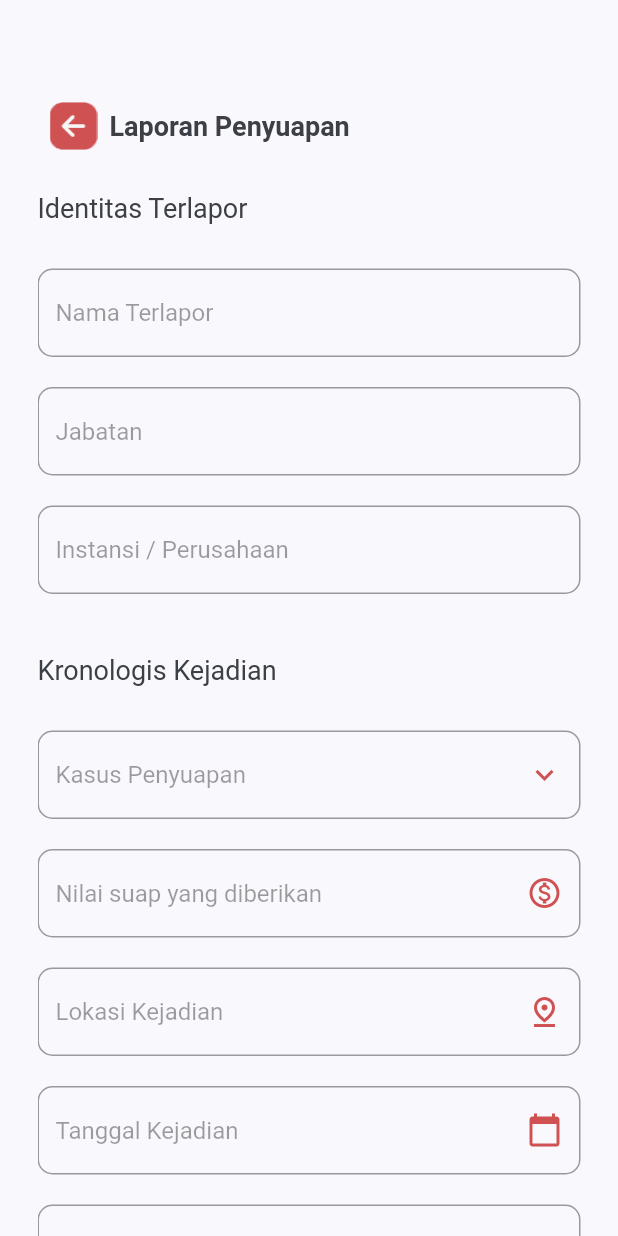
After one commit to arkariz/ayo-beraksi-mobile, a Flutter app: the HomeScreen screen opened directly, after a tap on "Penyuapan", on a phone screen of 412 x 824 dp. The commit adds this screen. Run offline on Flutter 3.47's test engine with Material 2 defaults, Android fonts, the phone set to English and light mode, and no system bars; our stand-ins replace fluttertoast, pin_code_fields.

Commit message:
add penyuapan form

```diff
--- a/ayo_beraksi_flutter/lib/common/custom_text_field.dart
+++ b/ayo_beraksi_flutter/lib/common/custom_text_field.dart
@@ -7,19 +7,23 @@ class CustomTextField extends StatefulWidget {
     required this.controller,
     required this.node,
     required this.size,
-    required this.icon,
+    this.icon,
     required this.label,
     required this.type,
     this.initialValue,
+    this.maxLines,
+    this.suffixIcon,
   }) : super(key: key);
 
   final TextEditingController controller;
   final FocusNode node;
   final Size size;
-  final IconData icon;
+  final Icon? icon;
+  final Icon? suffixIcon;
   final String label;
   final TextInputType type;
   String? initialValue;
+  final int? maxLines;
 
   @override
   _CustomTextFieldState createState() => _CustomTextFieldState();
@@ -33,6 +37,7 @@ class _CustomTextFieldState extends State<CustomTextField> {
       child: SizedBox(
         width: widget.size.width,
         child: TextFormField(
+          maxLines: widget.maxLines,
           initialValue: widget.initialValue ?? null,
           keyboardType: widget.type,
           focusNode: widget.node,
@@ -44,10 +49,13 @@ class _CustomTextFieldState extends State<CustomTextField> {
             return null;
           },
           decoration: InputDecoration(
-            prefixIcon: Icon(widget.icon),
+            alignLabelWithHint: true,
+            prefixIcon: widget.icon,
             labelStyle: const TextStyle(color: Colors.black38),
             labelText: widget.label,
-            border: OutlineInputBorder(borderRadius: BorderRadius.circular(10)),
+            suffixIcon: widget.suffixIcon,
+            border: OutlineInputBorder(
+                borderRadius: BorderRadius.circular(10), borderSide: const BorderSide(color: Colors.black26)),
           ),
           textInputAction: TextInputAction.done,
         ),
--- a/ayo_beraksi_flutter/lib/screens/home/pages/main_menu/components/menu.dart
+++ b/ayo_beraksi_flutter/lib/screens/home/pages/main_menu/components/menu.dart
@@ -1,4 +1,5 @@
 import 'package:ayo_beraksi_flutter/constants.dart';
+import 'package:ayo_beraksi_flutter/screens/home/pages/main_menu/forms/penyuapan/penyuapan_form.dart';
 import 'package:flutter/material.dart';
 
 class Menu extends StatelessWidget {
@@ -11,35 +12,41 @@ class Menu extends StatelessWidget {
         crossAxisCount: 2,
         mainAxisSpacing: kDefaultPadding,
         crossAxisSpacing: kDefaultPadding,
-        children: const <Widget>[
+        children: <Widget>[
           MenuCard(
             primaryColor: kRedPrimaryColor,
             secondaryColor: kRedSecondaryColor,
             title: "Penyuapan",
             icon: "assets/icons/bribe.png",
+            onPressed: () {
+              Navigator.push(
+                context,
+                MaterialPageRoute(builder: (context) => PenyuapanForm()),
+              );
+            },
           ),
-          MenuCard(
+          const MenuCard(
             primaryColor: kPurplePrimaryColor,
             secondaryColor: kPurpleSecondaryColor,
             title: "Pengaduan",
             icon: "assets/icons/web-chat.png",
           ),
-          MenuCard(
+          const MenuCard(
               primaryColor: kYellowPrimary,
               secondaryColor: kYellowSecondary,
               title: "Gratifikasi",
               icon: "assets/icons/money.png"),
-          MenuCard(
+          const MenuCard(
               primaryColor: kGreenPrimary,
               secondaryColor: kGreenSecondary,
               title: "Umpan Balik",
               icon: "assets/icons/umpan-balik.png"),
-          MenuCard(
+          const MenuCard(
               primaryColor: kBluePrimary,
               secondaryColor: kBlueSecondary,
               title: "Manajemen",
               icon: "assets/icons/manajemen.png"),
-          MenuCard(
+          const MenuCard(
               primaryColor: kOrangePrimary,
               secondaryColor: kOrangeSecondary,
               title: "Bantuan",
@@ -52,24 +59,29 @@ class Menu extends StatelessWidget {
 
 class MenuCard extends StatefulWidget {
   const MenuCard(
-      {Key? key, required this.primaryColor, required this.secondaryColor, required this.title, required this.icon})
+      {Key? key,
+      required this.primaryColor,
+      required this.secondaryColor,
+      required this.title,
+      required this.icon,
+      this.onPressed})
       : super(key: key);
 
   final Color primaryColor;
   final Color secondaryColor;
   final String title;
   final String icon;
+  final VoidCallback? onPressed;
 
   @override
   State<MenuCard> createState() => _MenuCardState();
 }
 
 class _MenuCardState extends State<MenuCard> {
-  bool isChanged = false;
   @override
   Widget build(BuildContext context) {
     return GestureDetector(
-        onTapDown: (details) => setState(() => isChanged = !isChanged),
+        onTap: widget.onPressed,
         child: ClipRRect(
           borderRadius: BorderRadius.circular(20),
           child: Container(
--- /dev/null
+++ b/ayo_beraksi_flutter/lib/screens/home/pages/main_menu/forms/penyuapan/components/agreement.dart
@@ -0,0 +1,35 @@
+import 'package:ayo_beraksi_flutter/constants.dart';
+import 'package:flutter/material.dart';
+
+class Agreement extends StatefulWidget {
+  const Agreement({Key? key, required this.size}) : super(key: key);
+
+  final Size size;
+
+  @override
+  _AgreementState createState() => _AgreementState();
+}
+
+class _AgreementState extends State<Agreement> {
+  bool isChecked = false;
+
+  @override
+  Widget build(BuildContext context) {
+    return Row(
+      crossAxisAlignment: CrossAxisAlignment.start,
+      children: [
+        Checkbox(
+            checkColor: Colors.white,
+            fillColor: MaterialStateProperty.all(kPrimaryColor),
+            value: isChecked,
+            onChanged: (bool? value) => setState(() => isChecked = value!)),
+        const Flexible(
+          child: Text(
+            "dengan ini saya menyatakan bahwa data yang saya laporkan adalah benar dan dapat saya pertanggungjawabkan kebenarannya",
+            style: TextStyle(fontSize: 12),
+          ),
+        )
+      ],
+    );
+  }
+}
--- /dev/null
+++ b/ayo_beraksi_flutter/lib/screens/home/pages/main_menu/forms/penyuapan/components/back_button.dart
@@ -0,0 +1,23 @@
+import 'package:flutter/material.dart';
+
+class CustomBackButton extends StatelessWidget {
+  const CustomBackButton({Key? key}) : super(key: key);
+
+  @override
+  Widget build(BuildContext context) {
+    return Row(
+      children: [
+        IconButton(
+          onPressed: () {
+            Navigator.pop(context);
+          },
+          icon: Image.asset("assets/icons/back_button.png"),
+        ),
+        Text(
+          "Laporan Penyuapan",
+          style: TextStyle(fontWeight: FontWeight.bold, fontSize: 18),
+        )
+      ],
+    );
+  }
+}
--- /dev/null
+++ b/ayo_beraksi_flutter/lib/screens/home/pages/main_menu/forms/penyuapan/components/first_section.dart
@@ -0,0 +1,54 @@
+import 'package:ayo_beraksi_flutter/common/custom_text_field.dart';
+import 'package:ayo_beraksi_flutter/constants.dart';
+import 'package:flutter/material.dart';
+
+class FirstSection extends StatelessWidget {
+  FirstSection({
+    Key? key,
+    required this.size,
+  }) : super(key: key);
+
+  final Size size;
+
+  final namaController = TextEditingController();
+  final FocusNode namaNode = FocusNode();
+
+  final jabatanController = TextEditingController();
+  final FocusNode jabatanNode = FocusNode();
+
+  final instansiController = TextEditingController();
+  final FocusNode instansiNode = FocusNode();
+
+  @override
+  Widget build(BuildContext context) {
+    return Container(
+      padding: const EdgeInsets.only(top: kDefaultPadding),
+      child: Column(
+        crossAxisAlignment: CrossAxisAlignment.start,
+        children: [
+          const Text(
+            "Identitas Terlapor",
+            style: TextStyle(fontSize: 18),
+          ),
+          Padding(
+            padding: const EdgeInsets.only(top: kDefaultPadding * 1.5),
+            child: CustomTextField(
+                controller: namaController,
+                node: namaNode,
+                size: size,
+                label: "Nama Terlapor",
+                type: TextInputType.text),
+          ),
+          CustomTextField(
+              controller: jabatanController, node: jabatanNode, size: size, label: "Jabatan", type: TextInputType.text),
+          CustomTextField(
+              controller: instansiController,
+              node: instansiNode,
+              size: size,
+              label: "Instansi / Perusahaan",
+              type: TextInputType.text)
+        ],
+      ),
+    );
+  }
+}
--- /dev/null
+++ b/ayo_beraksi_flutter/lib/screens/home/pages/main_menu/forms/penyuapan/components/second_section.dart
@@ -0,0 +1,98 @@
+import 'package:ayo_beraksi_flutter/common/custom_text_field.dart';
+import 'package:ayo_beraksi_flutter/constants.dart';
+import 'package:flutter/material.dart';
+
+class SecondSection extends StatelessWidget {
+  SecondSection({
+    Key? key,
+    required this.size,
+  }) : super(key: key);
+
+  final Size size;
+
+  final kasusController = TextEditingController();
+  final FocusNode kasusNode = FocusNode();
+
+  final nilaiController = TextEditingController();
+  final FocusNode nilaiNode = FocusNode();
+
+  final lokasiController = TextEditingController();
+  final FocusNode lokasiNode = FocusNode();
+
+  final tanggalController = TextEditingController();
+  final FocusNode tanggalNode = FocusNode();
+
+  final kronologiController = TextEditingController();
+  final FocusNode kronologiNode = FocusNode();
+
+  @override
+  Widget build(BuildContext context) {
+    return Container(
+      padding: const EdgeInsets.only(top: kDefaultPadding),
+      child: Column(
+        crossAxisAlignment: CrossAxisAlignment.start,
+        children: [
+          const Text(
+            "Kronologis Kejadian",
+            style: TextStyle(fontSize: 18),
+          ),
+          Padding(
+            padding: const EdgeInsets.only(top: kDefaultPadding * 1.5),
+            child: CustomTextField(
+              controller: kasusController,
+              node: kasusNode,
+              size: size,
+              label: "Kasus Penyuapan",
+              type: TextInputType.text,
+              suffixIcon: const Icon(
+                Icons.keyboard_arrow_down,
+                color: kPrimaryColor,
+              ),
+            ),
+          ),
+          CustomTextField(
+            controller: nilaiController,
+            node: nilaiNode,
+            size: size,
+            label: "Nilai suap yang diberikan",
+            type: TextInputType.text,
+            suffixIcon: const Icon(
+              Icons.monetization_on_outlined,
+              color: kPrimaryColor,
+            ),
+          ),
+          CustomTextField(
+            controller: lokasiController,
+            node: lokasiNode,
+            size: size,
+            label: "Lokasi Kejadian",
+            type: TextInputType.text,
+            suffixIcon: const Icon(
+              Icons.pin_drop_outlined,
+              color: kPrimaryColor,
+            ),
+          ),
+          CustomTextField(
+            controller: tanggalController,
+            node: tanggalNode,
+            size: size,
+            label: "Tanggal Kejadian",
+            type: TextInputType.text,
+            suffixIcon: const Icon(
+              Icons.calendar_today,
+              color: kPrimaryColor,
+            ),
+          ),
+          CustomTextField(
+            controller: kronologiController,
+            node: kronologiNode,
+            size: size,
+            label: "Kronologis Kejadian",
+            type: TextInputType.text,
+            maxLines: 8,
+          ),
+        ],
+      ),
+    );
+  }
+}
--- /dev/null
+++ b/ayo_beraksi_flutter/lib/screens/home/pages/main_menu/forms/penyuapan/penyuapan_form.dart
@@ -0,0 +1,55 @@
+import 'package:ayo_beraksi_flutter/constants.dart';
+import 'package:ayo_beraksi_flutter/screens/home/pages/main_menu/forms/penyuapan/components/agreement.dart';
+import 'package:ayo_beraksi_flutter/screens/home/pages/main_menu/forms/penyuapan/components/back_button.dart';
+import 'package:ayo_beraksi_flutter/screens/home/pages/main_menu/forms/penyuapan/components/first_section.dart';
+import 'package:ayo_beraksi_flutter/screens/home/pages/main_menu/forms/penyuapan/components/second_section.dart';
+import 'package:flutter/material.dart';
+
+class PenyuapanForm extends StatelessWidget {
+  PenyuapanForm({Key? key}) : super(key: key);
+
+  final formFieldKey = GlobalKey<FormState>();
+
+  @override
+  Widget build(BuildContext context) {
+    Size size = MediaQuery.of(context).size;
+    return Scaffold(
+      body: Container(
+        padding: const EdgeInsets.only(
+          left: kDefaultPadding + 5,
+          right: kDefaultPadding + 5,
+          top: kDefaultPadding * 3,
+        ),
+        child: SingleChildScrollView(
+          child: Form(
+            key: formFieldKey,
+            child: Column(
+              crossAxisAlignment: CrossAxisAlignment.start,
+              children: [
+                const CustomBackButton(),
+                FirstSection(
+                  size: size,
+                ),
+                SecondSection(size: size),
+                Agreement(
+                  size: size,
+                ),
+                Padding(
+                  padding: const EdgeInsets.only(top: kDefaultPadding, bottom: kDefaultPadding),
+                  child: SizedBox(
+                    width: size.width,
+                    height: 50,
+                    child: ElevatedButton(
+                      onPressed: () {},
+                      child: const Text("Kirim"),
+                    ),
+                  ),
+                )
+              ],
+            ),
+          ),
+        ),
+      ),
+    );
+  }
+}
--- a/ayo_beraksi_flutter/lib/screens/login/login.dart
+++ b/ayo_beraksi_flutter/lib/screens/login/login.dart
@@ -47,7 +47,7 @@ class Login extends StatelessWidget {
                       controller: tlpController,
                       node: tlpNode,
                       size: size,
-                      icon: Icons.phone_outlined,
+                      icon: const Icon(Icons.phone_outlined),
                       label: "Nomor Telepon",
                       type: TextInputType.number,
                     ),
--- a/ayo_beraksi_flutter/lib/screens/otp/otp.dart
+++ b/ayo_beraksi_flutter/lib/screens/otp/otp.dart
@@ -37,7 +37,7 @@ class OTPScreen extends StatelessWidget {
                 controller: tlpController,
                 node: tlpNode,
                 size: size,
-                icon: Icons.phone_outlined,
+                icon: const Icon(Icons.phone_outlined),
                 label: 'Nomor Telepon',
                 type: TextInputType.number,
               ),
--- a/ayo_beraksi_flutter/lib/screens/register/register.dart
+++ b/ayo_beraksi_flutter/lib/screens/register/register.dart
@@ -68,7 +68,7 @@ class _RegisterState extends State<Register> {
                         controller: namaController,
                         node: namaNode,
                         size: size,
-                        icon: Icons.person_outline,
+                        icon: const Icon(Icons.person_outline),
                         label: "Nama",
                         type: TextInputType.text,
                       ),
@@ -76,7 +76,7 @@ class _RegisterState extends State<Register> {
                         controller: emailController,
                         node: emailNode,
                         size: size,
-                        icon: Icons.mail_outline,
+                        icon: const Icon(Icons.mail_outline),
                         label: "Email",
                         type: TextInputType.emailAddress,
                       ),
@@ -84,7 +84,7 @@ class _RegisterState extends State<Register> {
                         controller: tlpController,
                         node: tlpNode,
                         size: size,
-                        icon: Icons.phone_outlined,
+                        icon: const Icon(Icons.phone_outlined),
                         label: "Nomor Telepon",
                         type: TextInputType.number,
                       ),
@@ -112,9 +112,10 @@ class _RegisterState extends State<Register> {
                                   style: const TextStyle(color: kPrimaryColor)),
                               const TextSpan(text: "\ndan", style: TextStyle(color: Colors.black87)),
                               TextSpan(
-                                  text: " Syarat & Ketentuan",
+                                  text: " Kebijakan Privasi",
                                   recognizer: TapGestureRecognizer()..onTap = () {},
                                   style: const TextStyle(color: kPrimaryColor)),
+                              const TextSpan(text: " yang berlaku", style: TextStyle(color: Colors.black87)),
                             ]),
                           )
                         ],
```
